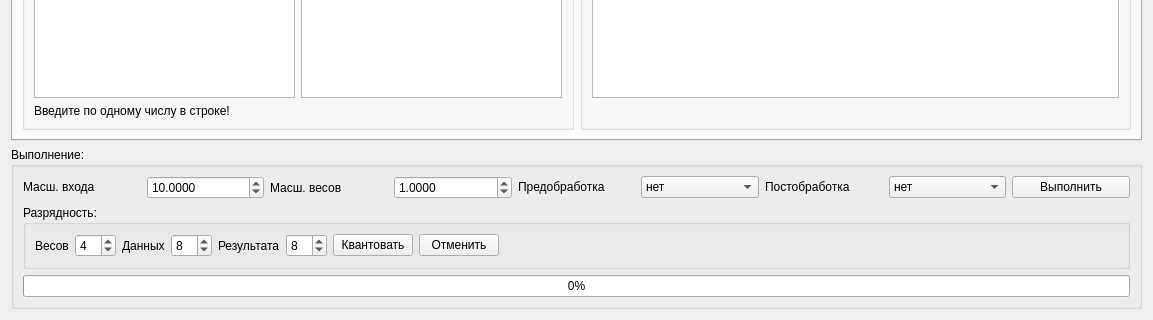
Before: the Qt Designer form gui/uies/math.ui in neurocomputer/MemriBoard, drawn with Qt 5; both pictures show x 0 to 1153 and y 235 to 555 of the 1153 by 555 pixel window.
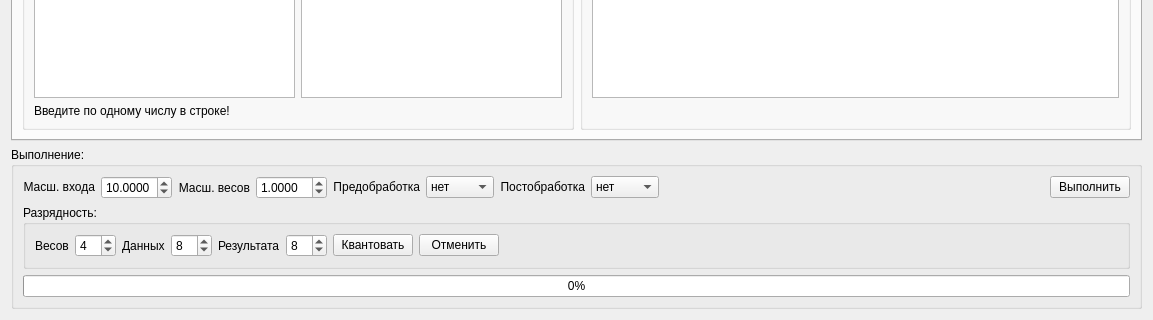
After: the same form once the commit is applied. The open tabs and pages were chosen to show the change.

Commit message: Math window translation changes

Patch:
```diff
--- a/gui/uies/math.ui
+++ b/gui/uies/math.ui
@@ -953,6 +953,8 @@
       <item>
        <layout class="QHBoxLayout" name="horizontalLayout_18">
         <item>
+         <layout class="QHBoxLayout" name="horizontalLayout_20">
+          <item>
          <widget class="QLabel" name="label_4">
           <property name="sizePolicy">
            <sizepolicy hsizetype="Preferred" vsizetype="Maximum">
@@ -960,9 +962,15 @@
             <verstretch>0</verstretch>
            </sizepolicy>
           </property>
+            <property name="layoutDirection">
+             <enum>Qt::LeftToRight</enum>
+            </property>
           <property name="text">
            <string>Масш. входа</string>
           </property>
+            <property name="alignment">
+             <set>Qt::AlignRight|Qt::AlignTrailing|Qt::AlignVCenter</set>
+            </property>
          </widget>
         </item>
         <item>
@@ -995,6 +1003,9 @@
           <property name="text">
            <string>Масш. весов</string>
           </property>
+            <property name="alignment">
+             <set>Qt::AlignRight|Qt::AlignTrailing|Qt::AlignVCenter</set>
+            </property>
          </widget>
         </item>
         <item>
@@ -1027,6 +1038,9 @@
           <property name="text">
            <string>Предобработка</string>
           </property>
+            <property name="alignment">
+             <set>Qt::AlignRight|Qt::AlignTrailing|Qt::AlignVCenter</set>
+            </property>
          </widget>
         </item>
         <item>
@@ -1060,6 +1074,9 @@
           <property name="text">
            <string>Постобработка</string>
           </property>
+            <property name="alignment">
+             <set>Qt::AlignRight|Qt::AlignTrailing|Qt::AlignVCenter</set>
+            </property>
          </widget>
         </item>
         <item>
@@ -1081,6 +1098,21 @@
            </property>
           </item>
          </widget>
+          </item>
+         </layout>
+        </item>
+        <item>
+         <spacer name="horizontalSpacer_12">
+          <property name="orientation">
+           <enum>Qt::Horizontal</enum>
+          </property>
+          <property name="sizeHint" stdset="0">
+           <size>
+            <width>40</width>
+            <height>20</height>
+           </size>
+          </property>
+         </spacer>
         </item>
         <item>
          <widget class="QPushButton" name="button_apply">
```
Left out of the diff: 4 changed lines with no effect on the pictures. Lines whose indentation alone changed are shown as unchanged. The commit also changes 3 other files.
